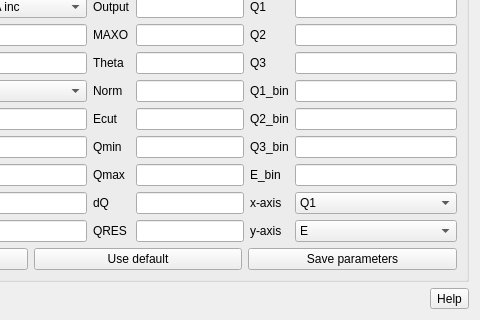
Qt form gui/oclimax.ui (neutrons/inspired) before a commit; both pictures show x 204 to 684 and y 142 to 462 of the 684 by 462 pixel window.
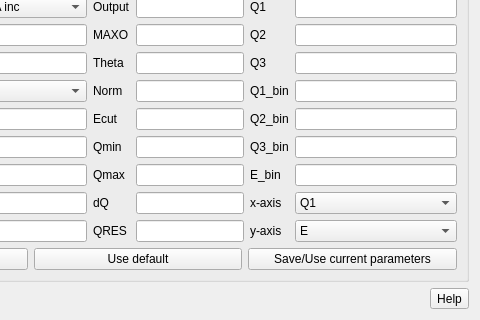
The same form after that commit.

Diff of the .ui file:
```diff
--- a/gui/oclimax.ui
+++ b/gui/oclimax.ui
@@ -412,7 +412,7 @@
         <item>
          <widget class="QPushButton" name="pushButton_oclimax_save">
           <property name="text">
-           <string>Save parameters</string>
+           <string>Save/Use current parameters</string>
           </property>
          </widget>
         </item>
```
Left out of the diff: 106 changed lines with no effect on the pictures.
